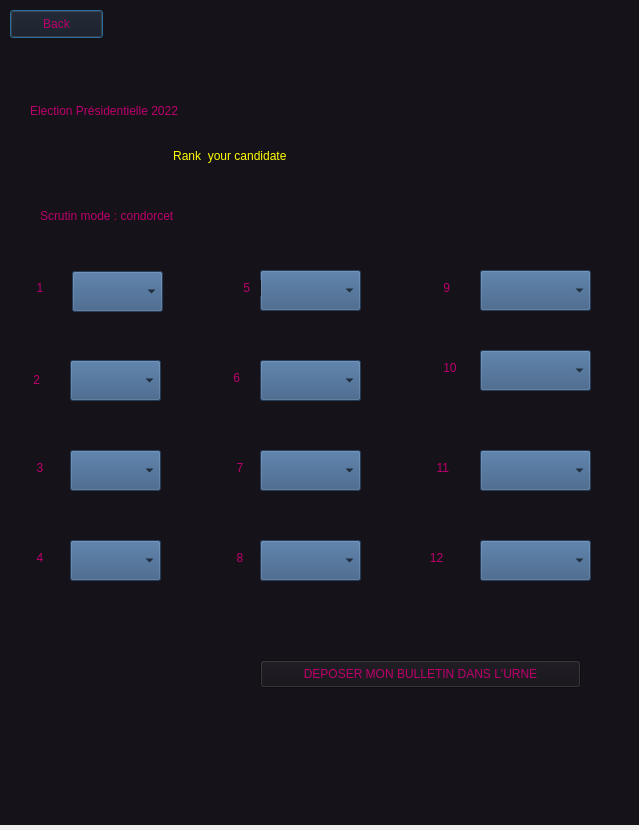
Qt form IHM 2/electioncondorcet.ui (enst-abstention/votes-alternatifs) before a commit.
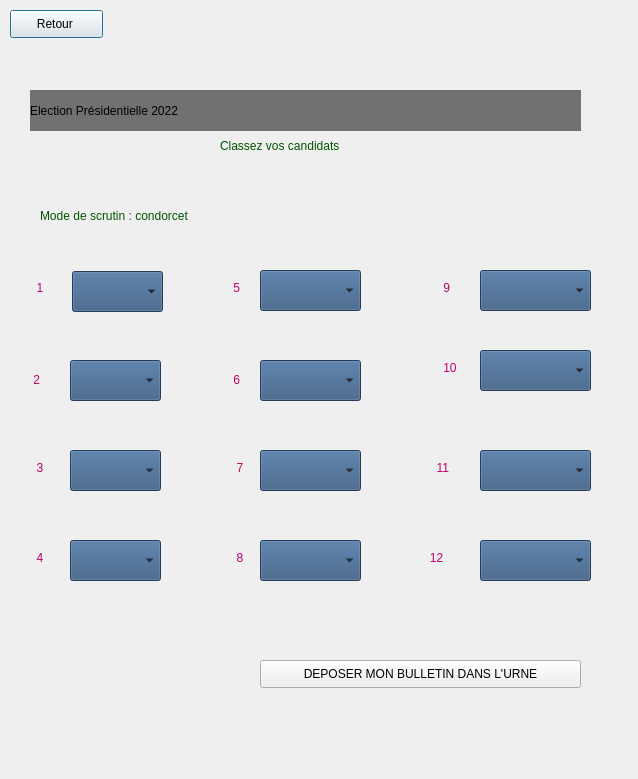
The same form after that commit. Icons and pictures are not drawn.

Commit message: Merge remote-tracking branch 'origin/scrutin' into scrutin

Patch:
```diff
--- a/IHM 2/electioncondorcet.ui
+++ b/IHM 2/electioncondorcet.ui
@@ -6,8 +6,8 @@
    <rect>
     <x>0</x>
     <y>0</y>
-    <width>639</width>
-    <height>830</height>
+    <width>638</width>
+    <height>779</height>
    </rect>
   </property>
   <property name="windowTitle">
@@ -19,13 +19,11 @@
      <x>0</x>
      <y>0</y>
      <width>640</width>
-     <height>825</height>
+     <height>782</height>
     </rect>
    </property>
    <property name="styleSheet">
-    <string notr="true">alternate-background-color: qlineargradient(spread:pad, x1:0, y1:0, x2:1, y2:0, stop:0 rgba(0, 0, 0, 255), stop:1 rgba(255, 255, 255, 255));
-background-color: rgb(255, 255, 0);
-background-color: #161219</string>
+    <string notr="true">background-image: url(:/8/urnnne.jpg);</string>
    </property>
    <widget class="QLabel" name="label_2">
     <property name="geometry">
@@ -74,13 +72,15 @@
      <rect>
       <x>30</x>
       <y>90</y>
-      <width>571</width>
+      <width>551</width>
       <height>41</height>
      </rect>
     </property>
     <property name="styleSheet">
-     <string notr="true">font: 8pt &quot;Kristen ITC&quot;;
-color: rgb(188, 0, 108);
+     <string notr="true">color: rgb(0, 0, 0);
+alternate-background-color: rgb(93, 93, 93);
+background-color: rgb(113, 113, 113);
+font: 8pt &quot;Kristen ITC&quot;;
 font: 24pt &quot;Kristen ITC&quot;;
 </string>
     </property>
@@ -91,17 +91,19 @@
    <widget class="QLabel" name="label_3">
     <property name="geometry">
      <rect>
-      <x>60</x>
-      <y>140</y>
-      <width>421</width>
+      <x>220</x>
+      <y>130</y>
+      <width>151</width>
       <height>31</height>
      </rect>
     </property>
     <property name="styleSheet">
-     <string notr="true">color: rgb(255, 255, 0);</string>
+     <string notr="true">color: rgb(0, 85, 0);
+font: 8pt &quot;Kristen ITC&quot;;
+font: 8pt &quot;Kristen ITC&quot;;</string>
     </property>
     <property name="text">
-     <string>                                  Rank  your candidate</string>
+     <string>Classez vos candidats</string>
     </property>
    </widget>
    <widget class="QLabel" name="label_4">
@@ -114,13 +116,12 @@
      </rect>
     </property>
     <property name="styleSheet">
-     <string notr="true">font: 8pt &quot;Kristen ITC&quot;;
-color: rgb(188, 0, 108);
+     <string notr="true">color: rgb(0, 85, 0);
 font: 8pt &quot;Kristen ITC&quot;;
-</string>
+font: 8pt &quot;Kristen ITC&quot;;</string>
     </property>
     <property name="text">
-     <string>Scrutin mode : condorcet</string>
+     <string>Mode de scrutin : condorcet</string>
     </property>
    </widget>
    <widget class="QComboBox" name="comboBox">
@@ -382,7 +383,7 @@
    <widget class="QLabel" name="label_10">
     <property name="geometry">
      <rect>
-      <x>220</x>
+      <x>210</x>
       <y>280</y>
       <width>41</width>
       <height>16</height>
@@ -404,7 +405,7 @@
       <x>210</x>
       <y>370</y>
       <width>41</width>
-      <height>16</height>
+      <height>20</height>
      </rect>
     </property>
     <property name="styleSheet">
@@ -542,12 +543,13 @@
     </property>
     <property name="styleSheet">
      <string notr="true">font: 8pt &quot;Kristen ITC&quot;;
-color: rgb(188, 0, 108);
+color: rgb(0, 0, 0);
 font: 8pt &quot;Kristen ITC&quot;;
+
 </string>
     </property>
     <property name="text">
-     <string>Back</string>
+     <string>Retour </string>
     </property>
    </widget>
    <widget class="QPushButton" name="pushButton_2">
@@ -561,8 +563,10 @@
     </property>
     <property name="styleSheet">
      <string notr="true">font: 8pt &quot;Kristen ITC&quot;;
-color: rgb(188, 0, 108);
+font: 75 8pt &quot;MS Shell Dlg 2&quot;;
+color: rgb(0, 0, 0);
 font: 8pt &quot;Kristen ITC&quot;;
+
 </string>
     </property>
     <property name="text">
```
Left out of the diff: 4 changed lines with no effect on the pictures. The commit also changes 11 other files.
